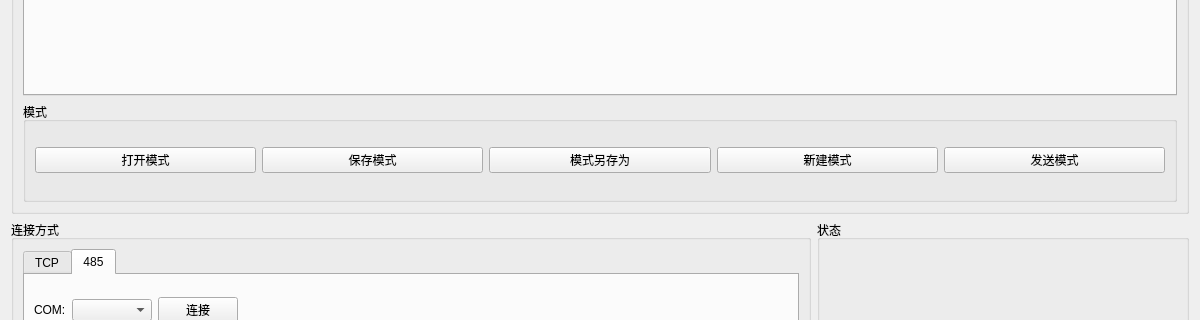
This is FlexControlSystem/FlexControlSystem/controlwidget.ui in SA-Dynamics/Outsourcing as Qt 5 draws it before an edit; both pictures show x 0 to 1200 and y 397 to 717 of the 1200 by 800 pixel window. The edited form follows.
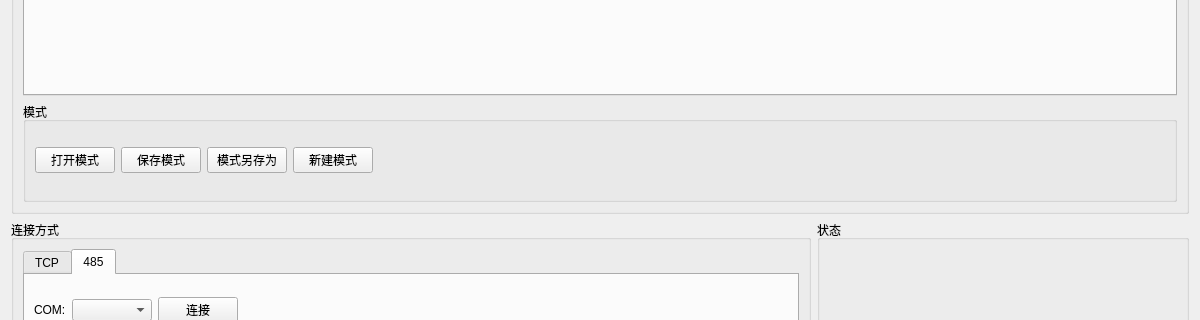
This is the edited form.

Commit message: 完善了串口发送超时机制和配置文件操作

```diff
--- a/FlexControlSystem/FlexControlSystem/controlwidget.ui
+++ b/FlexControlSystem/FlexControlSystem/controlwidget.ui
@@ -260,6 +260,13 @@
             <layout class="QGridLayout" name="gridLayout_16">
              <item row="0" column="0">
               <layout class="QGridLayout" name="gridLayout_15">
+               <item row="0" column="3">
+                <widget class="QPushButton" name="pbNewMode">
+                 <property name="text">
+                  <string>新建模式</string>
+                 </property>
+                </widget>
+               </item>
                <item row="0" column="2">
                 <widget class="QPushButton" name="pushButton_3">
                  <property name="text">
@@ -267,13 +274,6 @@
                  </property>
                 </widget>
                </item>
-               <item row="0" column="1">
-                <widget class="QPushButton" name="pushButton_2">
-                 <property name="text">
-                  <string>保存模式</string>
-                 </property>
-                </widget>
-               </item>
                <item row="0" column="0">
                 <widget class="QPushButton" name="pushButton">
                  <property name="text">
@@ -281,19 +281,25 @@
                  </property>
                 </widget>
                </item>
-               <item row="0" column="3">
-                <widget class="QPushButton" name="pushButton_4">
+               <item row="0" column="1">
+                <widget class="QPushButton" name="pbSaveMode">
                  <property name="text">
-                  <string>新建模式</string>
+                  <string>保存模式</string>
                  </property>
                 </widget>
                </item>
                <item row="0" column="4">
-                <widget class="QPushButton" name="pushButton_5">
-                 <property name="text">
-                  <string>发送模式</string>
+                <spacer name="horizontalSpacer_4">
+                 <property name="orientation">
+                  <enum>Qt::Horizontal</enum>
                  </property>
-                </widget>
+                 <property name="sizeHint" stdset="0">
+                  <size>
+                   <width>40</width>
+                   <height>20</height>
+                  </size>
+                 </property>
+                </spacer>
                </item>
               </layout>
              </item>
```
Left out of the diff: 10 changed lines with no effect on the pictures. The commit also changes 16 other files.
